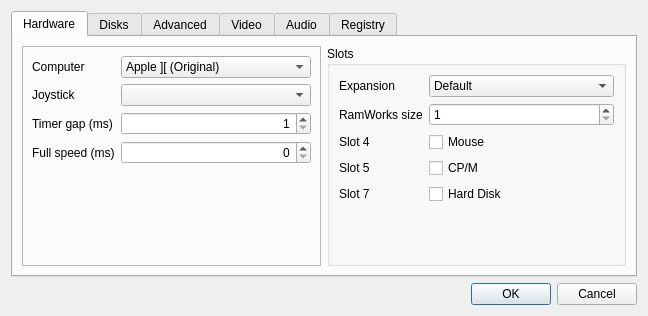
Qt form source/frontends/qapple/preferences.ui (AppleWin/AppleWin) before a commit.
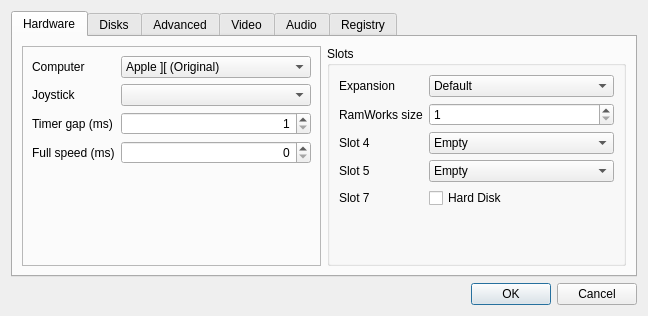
The same form after that commit.

Diff of the .ui file:
```diff
--- a/source/frontends/qapple/preferences.ui
+++ b/source/frontends/qapple/preferences.ui
@@ -47,13 +47,6 @@
             </property>
            </widget>
           </item>
-          <item row="4" column="1">
-           <widget class="QCheckBox" name="mouse_4">
-            <property name="text">
-             <string>Mouse</string>
-            </property>
-           </widget>
-          </item>
           <item row="5" column="0">
            <widget class="QLabel" name="label_9">
             <property name="text">
@@ -61,13 +54,6 @@
             </property>
            </widget>
           </item>
-          <item row="5" column="1">
-           <widget class="QCheckBox" name="cpm_5">
-            <property name="text">
-             <string>CP/M</string>
-            </property>
-           </widget>
-          </item>
           <item row="6" column="0">
            <widget class="QLabel" name="label_10">
             <property name="text">
@@ -132,6 +118,54 @@
             </property>
            </widget>
           </item>
+          <item row="4" column="1">
+           <widget class="QComboBox" name="slot4_combo">
+            <item>
+             <property name="text">
+              <string>Empty</string>
+             </property>
+            </item>
+            <item>
+             <property name="text">
+              <string>Mouse</string>
+             </property>
+            </item>
+            <item>
+             <property name="text">
+              <string>Mockingboard</string>
+             </property>
+            </item>
+            <item>
+             <property name="text">
+              <string>Phasor</string>
+             </property>
+            </item>
+           </widget>
+          </item>
+          <item row="5" column="1">
+           <widget class="QComboBox" name="slot5_combo">
+            <item>
+             <property name="text">
+              <string>Empty</string>
+             </property>
+            </item>
+            <item>
+             <property name="text">
+              <string>CP/M</string>
+             </property>
+            </item>
+            <item>
+             <property name="text">
+              <string>Mockingboard</string>
+             </property>
+            </item>
+            <item>
+             <property name="text">
+              <string>SAM/DAC</string>
+             </property>
+            </item>
+           </widget>
+          </item>
          </layout>
         </widget>
        </item>
```
